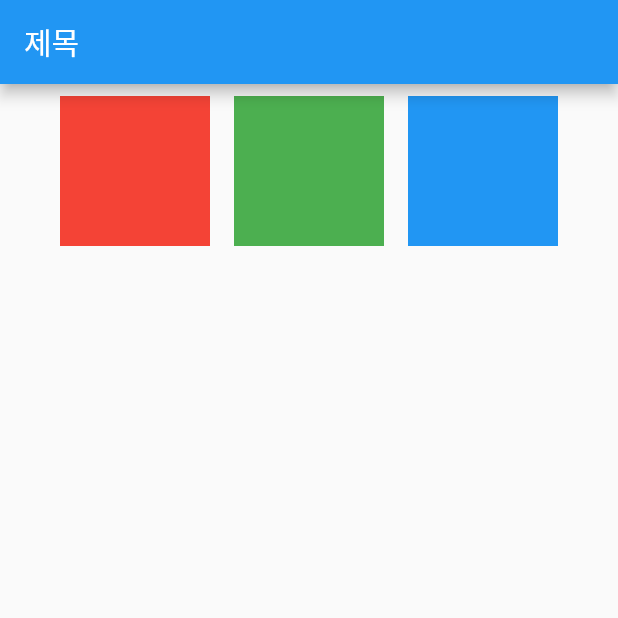
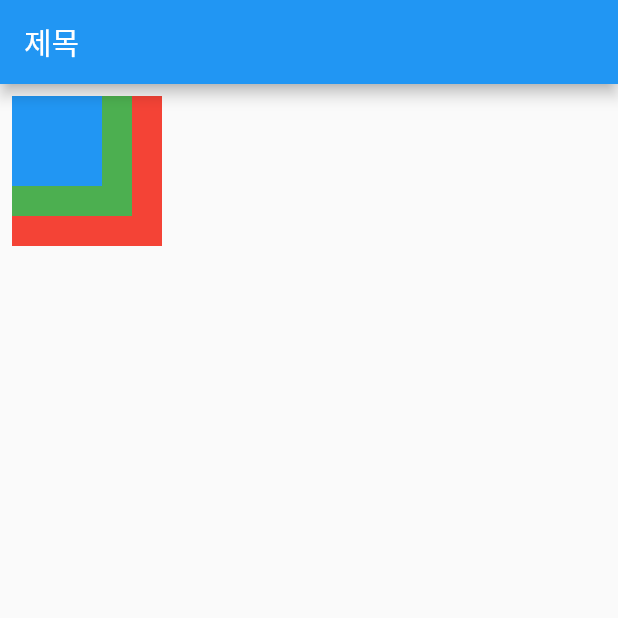
Before and after one commit to ahngo13/layoutApp, a Flutter app: the screen it shows after launch, on a phone screen of 412 x 824 dp, the top half of it. Run offline on Flutter 3.47's test engine with Material 2 defaults, Android fonts, the phone set to English and light mode, and no system bars.

Commit message:
example stack

```diff
--- a/lib/main.dart
+++ b/lib/main.dart
@@ -26,10 +26,7 @@ class MyHomePage extends StatelessWidget {
         title: Text('제목'),
       ),
       body:
-      Row(
-        mainAxisSize: MainAxisSize.max, //가로로 꽉 채우기
-        mainAxisAlignment: MainAxisAlignment.center, //가로방향으로 가운데 정렬하기
-        crossAxisAlignment: CrossAxisAlignment.center, // 세로방향으로 가운데 정렬하기
+      Stack(
         children: <Widget>[
           Container(
             color: Colors.red,
@@ -40,15 +37,15 @@ class MyHomePage extends StatelessWidget {
           ),
           Container(
             color: Colors.green,
-            width: 100,
-            height: 100,
+            width: 80,
+            height: 80,
             padding: const EdgeInsets.all(8.0),
             margin: const EdgeInsets.all(8.0),
           ),
           Container(
             color: Colors.blue,
-            width: 100,
-            height: 100,
+            width: 60,
+            height: 60,
             padding: const EdgeInsets.all(8.0),
             margin: const EdgeInsets.all(8.0),
           )
```
